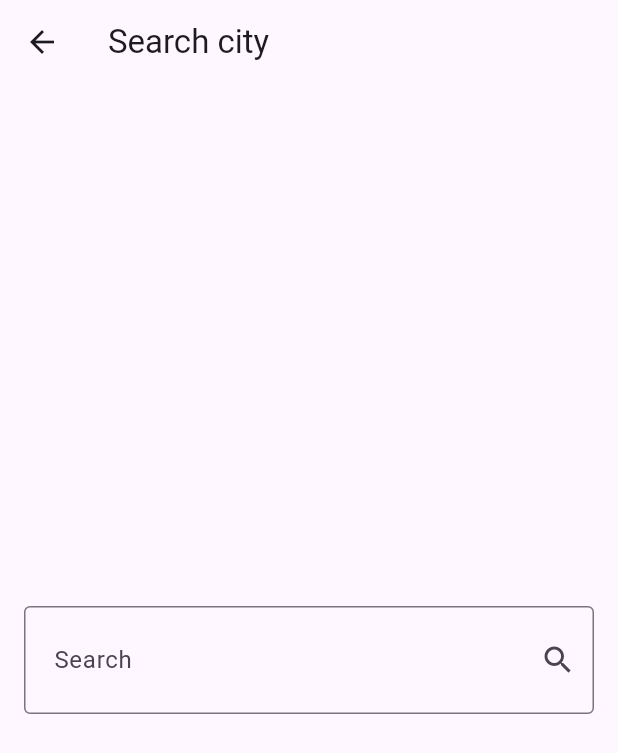
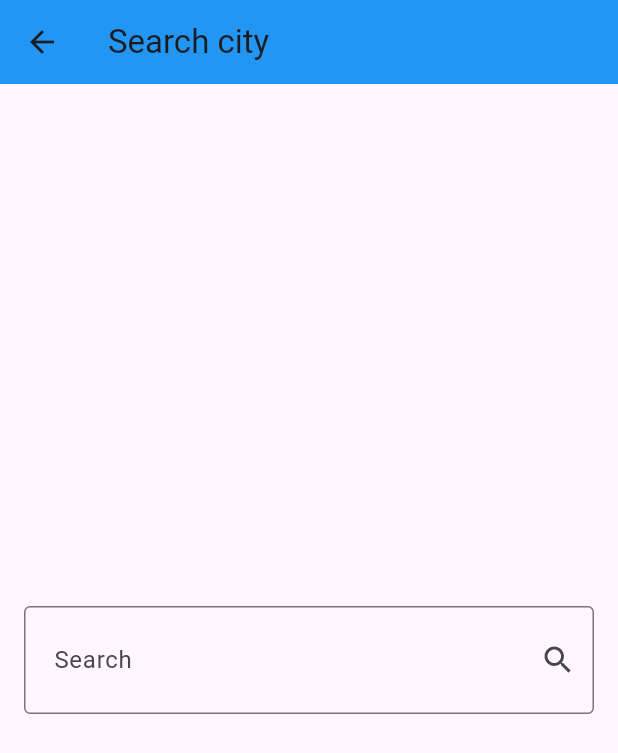
Before and after one commit to Hend-Hany/weather, a Flutter app: the screen it shows after launch, after a tap on the "search" icon, on a phone screen of 412 x 824 dp. Shown: the top 753 px of the screen. Run offline on Flutter 3.47's test engine with Material 3 defaults, Android fonts, the phone set to English and light mode, and no system bars; our stand-ins replace dio, flutter_bloc.

Commit message:
background color

```diff
--- a/lib/main.dart
+++ b/lib/main.dart
@@ -21,11 +21,16 @@ class MyApp extends StatelessWidget {
             return MaterialApp(
               debugShowCheckedModeBanner: false,
               theme: ThemeData(
-                primarySwatch: getThemeColor(
-                    BlocProvider.of<GetWeatherCubit>(context)
-                        .weatherModel
-                        ?.weatherCondition),
-              ),
+                  primarySwatch: getThemeColor(
+                      BlocProvider.of<GetWeatherCubit>(context)
+                          .weatherModel
+                          ?.weatherCondition),
+                  appBarTheme: AppBarTheme(
+                    backgroundColor: getThemeColor(
+                        BlocProvider.of<GetWeatherCubit>(context)
+                            .weatherModel
+                            ?.weatherCondition),
+                  )),
               home: const HomeView(),
             );
           },
--- a/lib/views/home_view.dart
+++ b/lib/views/home_view.dart
@@ -2,7 +2,6 @@ import 'package:flutter/material.dart';
 import 'package:flutter_bloc/flutter_bloc.dart';
 import 'package:weather_app/cubits/get_weather_cubit/get_weather_cubit.dart';
 import 'package:weather_app/cubits/get_weather_cubit/get_weather_states.dart';
-import 'package:weather_app/models/weather_model.dart';
 import 'package:weather_app/views/search_view.dart';
 import 'package:weather_app/widget/no_weather_body.dart';
 import 'package:weather_app/widget/weather_info_body.dart';
```
Also changed, not shown: lib/widget/weather_info_body.dart (+18 -4 lines).
